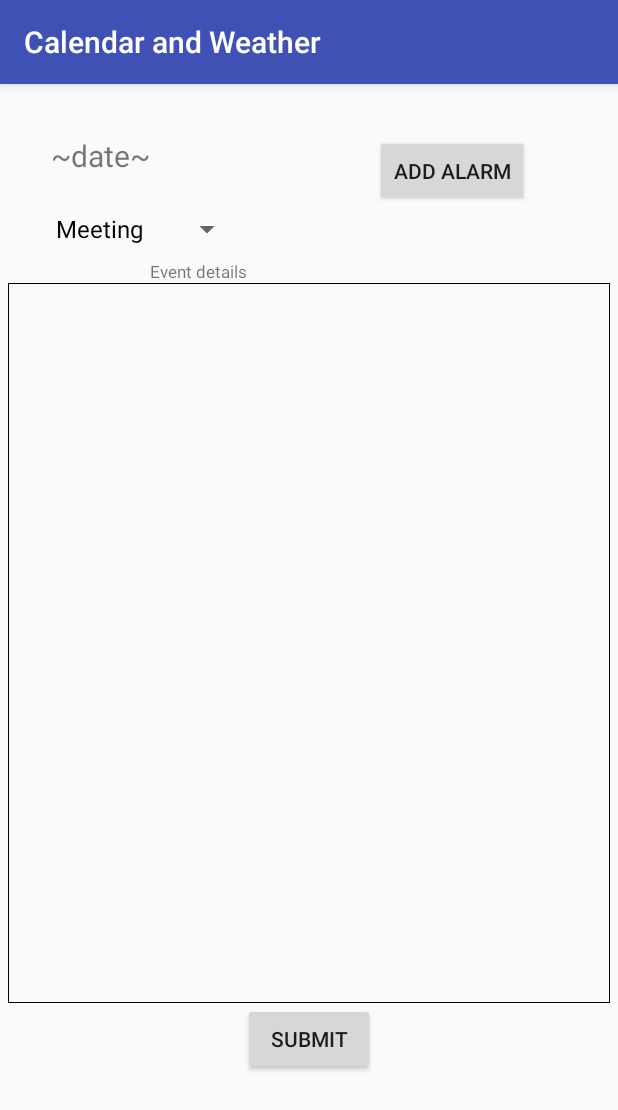
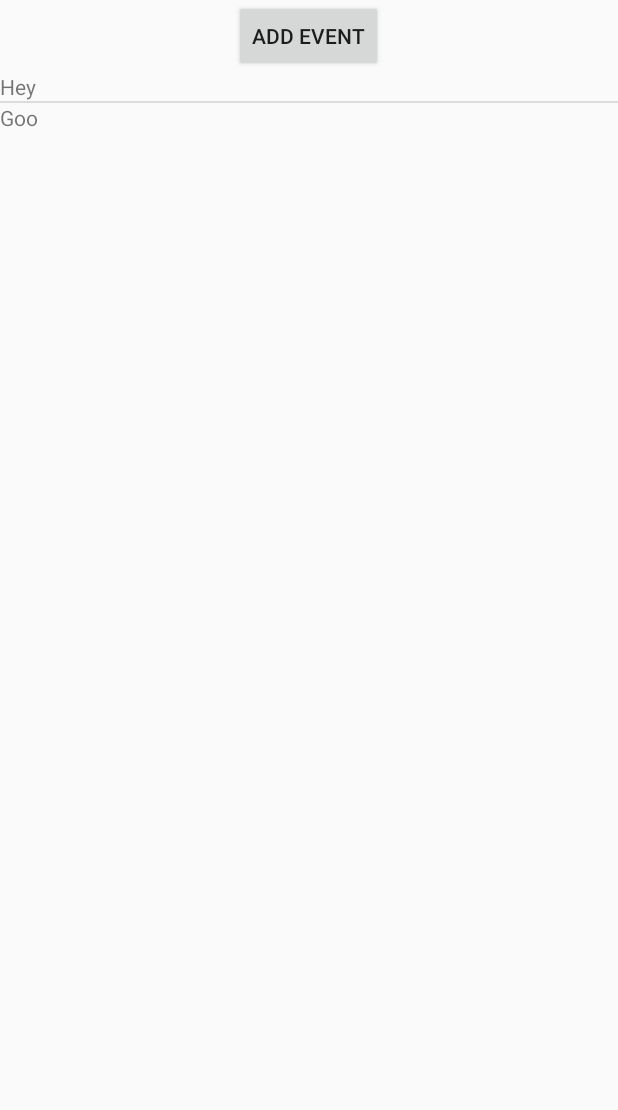
Before and after one commit to dmytririsov/Forecast-Applicaiton, an Android app: the screen it shows after launch (EventDetails before the commit, EventsListActivity after it), after a tap on "10", on a phone screen of 412 x 824 dp. Shown: the top 1110 px of the screen. Run offline under Robolectric (Android 15) with nearby library versions, the phone set to English and light mode, and no system bars.

Commit message:
improvement calendar

```diff
--- a/app/src/main/java/com/dmytri/weather/Calendar/CalendarDaysAdapter.java
+++ b/app/src/main/java/com/dmytri/weather/Calendar/CalendarDaysAdapter.java
@@ -2,41 +2,32 @@ package com.dmytri.weather.Calendar;
 
 
 import android.content.Context;
-import android.util.Log;
 import android.view.LayoutInflater;
 import android.view.View;
 import android.view.ViewGroup;
 import android.widget.BaseAdapter;
-import android.widget.CalendarView;
+import android.widget.ImageView;
 import android.widget.TextView;
 
 import com.dmytri.weather.R;
 
 import java.util.Calendar;
 import java.util.GregorianCalendar;
-import java.util.Locale;
 
+/**
+ * @author dmytry.risovanyi
+ */
 public class CalendarDaysAdapter extends BaseAdapter {
 
     private static final String TAG = CalendarDaysAdapter.class.getSimpleName();
+
     private final GregorianCalendar mCalendar;
+    private ImageView mDayEventIcon;
     private final Context mContext;
 
-
-    public CalendarDaysAdapter(Context context, boolean month) {
-        Calendar calendar = Calendar.getInstance();
-        int monthInCalendar = calendar.get(Calendar.MONTH);
-        if (month == false) {
-            mCalendar = new GregorianCalendar(2016, monthInCalendar, 1);
-            mContext = context;
-        }
-        else {
-            monthInCalendar = calendar.get(Calendar.MONTH) + 1;
-            mCalendar = new GregorianCalendar(2016, monthInCalendar, 1);
-            mContext = context;
-        }
-
-
+    public CalendarDaysAdapter(Context context, int monthNumber) {
+        mCalendar = new GregorianCalendar(2016, monthNumber, 1);
+        mContext = context;
     }
 
     @Override
@@ -45,8 +36,8 @@ public class CalendarDaysAdapter extends BaseAdapter {
     }
 
     @Override
-    public Object getItem(int position) {
-        return null;
+    public Integer getItem(int position) {
+        return mCalendar.get(Calendar.DAY_OF_YEAR);
     }
 
     @Override
@@ -56,14 +47,15 @@ public class CalendarDaysAdapter extends BaseAdapter {
 
     @Override
     public View getView(int position, View convertView, ViewGroup parent) {
+        mCalendar.set(Calendar.DAY_OF_MONTH, position + 1);
 
+        // TODO rework this using view holder
         if (convertView == null) {
             LayoutInflater inflater = (LayoutInflater) mContext.getSystemService(Context.LAYOUT_INFLATER_SERVICE);
             convertView = inflater.inflate(R.layout.day_item, parent, false);
-
         }
         TextView dayNumber = (TextView) convertView.findViewById(R.id.day_number_text_view);
-        dayNumber.setText(String.valueOf(position + 1));
+        dayNumber.setText(String.valueOf(mCalendar.get(Calendar.DAY_OF_MONTH)));
         return convertView;
     }
 
--- a/app/src/main/java/com/dmytri/weather/Calendar/CalendarFragment.java
+++ b/app/src/main/java/com/dmytri/weather/Calendar/CalendarFragment.java
@@ -9,16 +9,15 @@ import android.view.LayoutInflater;
 import android.view.View;
 import android.view.ViewGroup;
 import android.widget.AdapterView;
-import android.widget.Button;
 import android.widget.GridView;
 import android.widget.ImageButton;
-import android.widget.ImageView;
 import android.widget.TextView;
 
 import com.dmytri.weather.R;
 
 import java.util.Calendar;
 import java.util.Locale;
+import java.util.Map;
 
 /**
  * @author Dmytri on 11.05.2016.
@@ -27,21 +26,33 @@ public class CalendarFragment extends Fragment {
 
     private static final String TAG = CalendarFragment.class.getSimpleName();
 
-
-    // please insert enter near static and non-static members
-    private ImageView mDayEventIcon;
-    private String mNameOfMonthText;
-    private Calendar mCalendarInst;
-    private ImageButton mNextMonth;
-    private String mDateForIntent;
-    public CalendarFragment() {
-
-    }
+    private String mNameOfMonth;
+    private ImageButton mNextMonthButton;
+    private ImageButton mPrevMonthButton;
+    private Map<String, CalendarDaysAdapter> mDayAdapters;
 
     @Override
     public void onCreate(@Nullable Bundle savedInstanceState) {
         super.onCreate(savedInstanceState);
+        Log.d(TAG, "OnCreate");
+    }
 
+    @Override
+    public void onPause() {
+        super.onPause();
+        Log.d(TAG, "OnPause");
+    }
+
+    @Override
+    public void onResume() {
+        super.onResume();
+        Log.d(TAG, "OnResume");
+    }
+
+    @Override
+    public void onStop() {
+        super.onStop();
+        Log.d(TAG, "OnStop");
     }
 
     @Nullable
@@ -49,36 +60,38 @@ public class CalendarFragment extends Fragment {
     public View onCreateView(LayoutInflater inflater, @Nullable ViewGroup container, @Nullable Bundle savedInstanceState) {
         super.onCreateView(inflater, container, savedInstanceState);
         Log.d(TAG, "on create view");
-        mCalendarInst = Calendar.getInstance();
+        Calendar calendarInstance = Calendar.getInstance();
         View rootView = inflater.inflate(R.layout.calendar_fragment, container, false);
         final GridView grid = (GridView) rootView.findViewById(R.id.calendar_days);
 
         TextView mNameOfMonthTextView = (TextView)rootView.findViewById(R.id.name_of_month);
-        mNameOfMonthText = mCalendarInst.getDisplayName(Calendar.MONTH, Calendar.LONG, Locale.US);
-        mNameOfMonthTextView.setText(mNameOfMonthText.toUpperCase() + ", " + mCalendarInst.get(Calendar.YEAR));
+        mNameOfMonth = calendarInstance.getDisplayName(Calendar.MONTH, Calendar.LONG, Locale.US);
+        mNameOfMonthTextView.setText(mNameOfMonth.toUpperCase() + " " + calendarInstance.get(Calendar.YEAR));
 
-        final CalendarDaysAdapter adapter = new CalendarDaysAdapter(getActivity(), false);
+        final CalendarDaysAdapter adapter = new CalendarDaysAdapter(getActivity(), calendarInstance.get(Calendar.MONTH));
         grid.setAdapter(adapter);
         grid.setOnItemClickListener(new AdapterView.OnItemClickListener() {
             @Override
             public void onItemClick(AdapterView<?> parent, View view, int position, long id) {
                 Log.d(TAG, "on item click");
-                adapter.getItem(position);
-                Intent intent = new Intent(getActivity(), EventDetails.class);
-                intent.putExtra("parent", parent.toString());
-                intent.putExtra("pos", position);
-                intent.putExtra("id", id);
+                int dayOfYear = adapter.getItem(position);
+                Intent intent = new Intent(getActivity(), EventsListActivity.class);
+                intent.putExtra(EventsListActivity.DAY_OF_YEAR_KEY, dayOfYear);
                 view.getContext().startActivity(intent);
+            }
+        });
+        mNextMonthButton = (ImageButton)rootView.findViewById(R.id.imageButtonNext);
+        mNextMonthButton.setOnClickListener(new View.OnClickListener() {
+            @Override
+            public void onClick(View v) {
 
             }
         });
-        mNextMonth = (ImageButton)rootView.findViewById(R.id.imageButtonNext);
-        final CalendarDaysAdapter adapterNextSlide = new CalendarDaysAdapter(getActivity(), true);
-        mNextMonth.setOnClickListener(new View.OnClickListener() {
+        mPrevMonthButton = (ImageButton) rootView.findViewById(R.id.imageButtonPrev);
+        mPrevMonthButton.setOnClickListener(new View.OnClickListener() {
             @Override
             public void onClick(View v) {
-                //grid.setAdapter(adapterNextSlide);
-
+                // TODO: implement next month button event
             }
         });
         return rootView;
--- /dev/null
+++ b/app/src/main/java/com/dmytri/weather/Calendar/EventsListActivity.java
@@ -0,0 +1,54 @@
+package com.dmytri.weather.Calendar;
+
+import android.app.Activity;
+import android.os.Bundle;
+import android.support.annotation.Nullable;
+import android.util.Log;
+import android.widget.ArrayAdapter;
+import android.widget.Button;
+import android.widget.ListView;
+
+import com.dmytri.weather.R;
+
+import java.util.ArrayList;
+import java.util.List;
+
+/**
+ * @author Dmytri on 15.05.2016.
+ */
+public class EventsListActivity extends Activity {
+
+    private static final String TAG = EventsListActivity.class.getSimpleName();
+
+    public static final String DAY_OF_YEAR_KEY = "dayOfYear";
+
+    private Button mAddEventButton;
+    private List<CalendarEvent> mEvents;
+
+    @Override
+    protected void onCreate(Bundle savedInstanceState) {
+        super.onCreate(savedInstanceState);
+        Log.d(TAG, "OnCreate");
+        setContentView(R.layout.events_list_acitivity);
+        mEvents = new ArrayList<>();
+        mAddEventButton = (Button) findViewById(R.id.button_add_event);
+        ListView view = (ListView) findViewById(R.id.event_list);
+        int dayOfYear = getIntent().getIntExtra(DAY_OF_YEAR_KEY, -1);
+        ArrayAdapter<String> arrayAdapter = new ArrayAdapter<>(this, R.layout.events_list_item, calculateEventsInDay(dayOfYear));
+        view.setAdapter(arrayAdapter);
+    }
+
+    @Nullable
+    private List<String> calculateEventsInDay(int dayOfYear) {
+        List<String> events = new ArrayList<>();
+        for (CalendarEvent event: mEvents) {
+            if (dayOfYear == event.getDayOfYear()) {
+                events.add(event.getEventDetails());
+            }
+        }
+        events.add("Hey");
+        events.add("Goo");
+        return events;
+    }
+
+}
--- a/app/src/main/java/com/dmytri/weather/MainActivity.java
+++ b/app/src/main/java/com/dmytri/weather/MainActivity.java
@@ -12,16 +12,61 @@ import com.dmytri.weather.Weather.WeatherFragment;
 public class MainActivity extends AppCompatActivity {
 
     private static final String TAG = MainActivity.class.getSimpleName();
+    private static final String CALENDAR_FRAGMENT_KEY = "calendarFragment";
+    private static final String WEATHER_FRAGMENT_KEY = "weatherFragment";
+    private static final String TAB_INDEX_KEY = "tabIndex";
+
+    private CalendarFragment mCalendarFragment;
+    private WeatherFragment mWeatherFragment;
+    private int mTabPosition;
 
     @Override
     protected void onCreate(Bundle savedInstanceState) {
         super.onCreate(savedInstanceState);
+        Log.d(TAG, "onCreate");
         setContentView(R.layout.main_activity);
+        setupFragments(savedInstanceState);
+        setupActionBar(savedInstanceState);
+    }
 
-        final WeatherFragment weatherFragment = new WeatherFragment();
-        final CalendarFragment calendarFragment = new CalendarFragment();
+    @Override
+    public void onPause() {
+        super.onPause();
+        Log.d(TAG, "OnPause");
+    }
+
+    @Override
+    public void onResume() {
+        super.onResume();
+        Log.d(TAG, "OnResume");
+    }
+
+    @Override
+    public void onStop() {
+        super.onStop();
+        Log.d(TAG, "OnStop");
+    }
+
+    @Override
+    protected void onSaveInstanceState(Bundle outState) {
+        super.onSaveInstanceState(outState);
+        outState.putInt(TAB_INDEX_KEY, mTabPosition);
+    }
+
+    private void setupFragments(Bundle savedInstance) {
+        if (mCalendarFragment == null) {
+            mCalendarFragment = new CalendarFragment();
+        }
+
+        if (mWeatherFragment == null) {
+            mWeatherFragment = new WeatherFragment();
+        }
+    }
+
+    private void setupActionBar(final Bundle savedInstance) {
 
         ActionBar actionBar = getSupportActionBar();
+        try {
             actionBar.setNavigationMode(ActionBar.NAVIGATION_MODE_TABS);
 
             ActionBar.Tab tabCalendar = actionBar.newTab();
@@ -30,17 +75,18 @@ public class MainActivity extends AppCompatActivity {
                 @Override
                 public void onTabSelected(ActionBar.Tab tab, android.support.v4.app.FragmentTransaction ft) {
                     Log.d(TAG, "Calendar");
-                ft.add(R.id.container, calendarFragment);
+                    mTabPosition = 0;
+                    ft.replace(R.id.container, mCalendarFragment);
                 }
 
                 @Override
                 public void onTabUnselected(ActionBar.Tab tab, android.support.v4.app.FragmentTransaction ft) {
-                ft.remove(calendarFragment);
+                    // ignore
                 }
 
                 @Override
                 public void onTabReselected(ActionBar.Tab tab, android.support.v4.app.FragmentTransaction ft) {
-
+                    // ignore
                 }
             });
             actionBar.addTab(tabCalendar);
@@ -51,20 +97,37 @@ public class MainActivity extends AppCompatActivity {
                 @Override
                 public void onTabSelected(ActionBar.Tab tab, android.support.v4.app.FragmentTransaction ft) {
                     Log.d(TAG, "Weather");
-                ft.add(R.id.container, weatherFragment);
+                    mTabPosition = 1;
+                    ft.replace(R.id.container, mWeatherFragment);
                 }
 
                 @Override
-            public void onTabUnselected(ActionBar.Tab tab, android.support.v4.app.FragmentTransaction ft) {
-                ft.remove(weatherFragment);
+                public void onTabUnselected(ActionBar.Tab tab,
+                                            android.support.v4.app.FragmentTransaction ft) {
+                    // ignore
                 }
 
                 @Override
-            public void onTabReselected(ActionBar.Tab tab, android.support.v4.app.FragmentTransaction ft) {
-
+                public void onTabReselected(ActionBar.Tab tab,
+                                            android.support.v4.app.FragmentTransaction ft) {
+                    // ignore
                 }
             });
             actionBar.addTab(tabWeather);
+
+            // TODO investigate how to improve selection of tabs
+            if (savedInstance != null) {
+                mTabPosition = savedInstance.getInt(TAB_INDEX_KEY);
+                if (mTabPosition == 0) {
+                    actionBar.selectTab(tabCalendar);
+                } else {
+                    actionBar.selectTab(tabWeather);
+                }
+            }
+        } catch (Exception e) {
+            Log.e(TAG, "Error");
+            e.printStackTrace();
+        }
     }
 
 }
--- /dev/null
+++ b/app/src/main/res/layout/events_list_acitivity.xml
@@ -0,0 +1,19 @@
+<?xml version="1.0" encoding="utf-8"?>
+<LinearLayout xmlns:android="http://schemas.android.com/apk/res/android"
+    android:orientation="vertical" android:layout_width="match_parent"
+    android:layout_height="match_parent">
+
+    <Button
+        android:id="@+id/button_add_event"
+        android:layout_width="wrap_content"
+        android:layout_height="wrap_content"
+        android:layout_gravity="center_horizontal"
+        android:text="@string/add_event_text" />
+    <ListView
+        android:id="@+id/event_list"
+        android:layout_width="wrap_content"
+        android:layout_height="wrap_content">
+
+    </ListView>
+
+</LinearLayout>
--- /dev/null
+++ b/app/src/main/res/layout/events_list_item.xml
@@ -0,0 +1,4 @@
+<TextView xmlns:android="http://schemas.android.com/apk/res/android"
+    android:layout_width="wrap_content"
+    android:layout_height="wrap_content"
+    android:layout_gravity="center_horizontal" />
--- a/app/src/main/res/values/strings.xml
+++ b/app/src/main/res/values/strings.xml
@@ -23,6 +23,7 @@
     <string name="event_details_button_alarm">Add Alarm</string>
     <string name="event_details_button_submit">Submit</string>
     <string name="event_details">Event details</string>
+    <string name="add_event_text">Add event</string>
 
 
 </resources>
```
Also changed, not shown: app/src/main/AndroidManifest.xml (+8 -5 lines), app/src/main/java/com/dmytri/weather/Calendar/CalendarEvent.java (added, +53 -0 lines), app/src/main/java/com/dmytri/weather/Calendar/EditEventActivity.java (added, +74 -0 lines), app/src/main/java/com/dmytri/weather/Weather/CityPreference.java (+7 -2 lines), app/src/main/java/com/dmytri/weather/Weather/GetWeatherTask.java (+29 -11 lines), app/src/main/java/com/dmytri/weather/Weather/RemoteFetch.java (+11 -14 lines), app/src/main/java/com/dmytri/weather/Weather/WeatherFragment.java (+52 -78 lines), app/src/main/res/layout/fragment_weather.xml (+6 -3 lines). Lines whose indentation alone changed are shown as unchanged.
